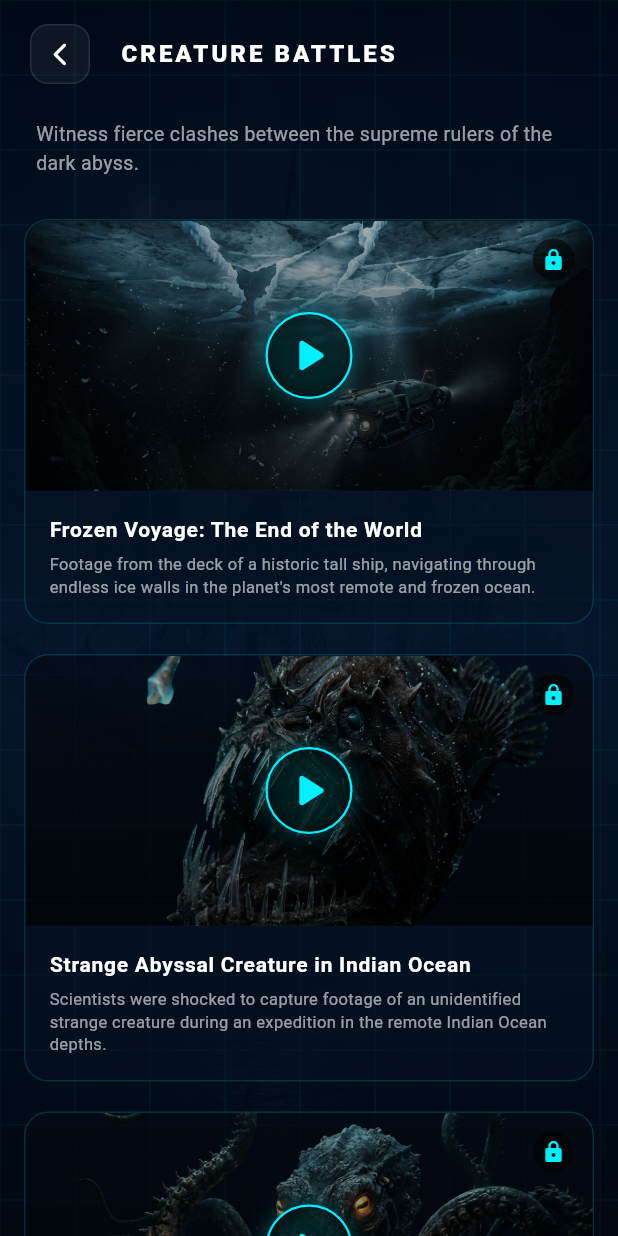
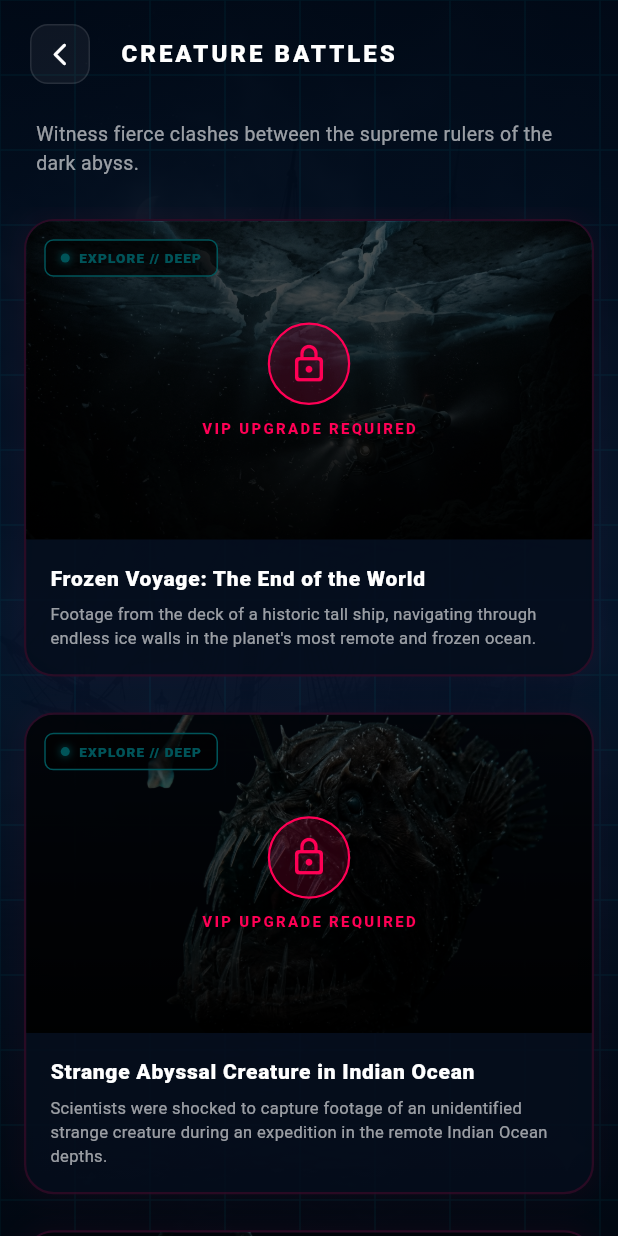
Before and after one commit to daotronghieu2532000/noiso_biensau, a Flutter app: the VideoScreen screen opened directly, on a phone screen of 412 x 824 dp. Run offline on Flutter 3.47's test engine with Material 3 defaults, Android fonts, the phone set to English and light mode, and no system bars; our stand-ins replace audioplayers, in_app_purchase, shared_preferences, video_player; accounts and stored records are empty; network calls fail.

Commit message:
style: Thiết kế lại giao diện danh sách video chiến đấu chuẩn Cyberpunk cao cấp với hiệu ứng radar xung lực và tương tác chạm wow

```diff
--- a/lib/screens/video_screen.dart
+++ b/lib/screens/video_screen.dart
@@ -819,135 +819,18 @@ class _VideoScreenState extends State<VideoScreen> {
                               ),
                             )
                           : ListView.builder(
-                              padding: const EdgeInsets.symmetric(horizontal: 16, vertical: 8),
+                              padding: const EdgeInsets.fromLTRB(16, 8, 16, 24),
                               itemCount: videos.length,
                               itemBuilder: (context, index) {
                                 final video = videos[index];
-                      return Container(
-                        margin: const EdgeInsets.only(bottom: 20),
-                        decoration: BoxDecoration(
-                          borderRadius: BorderRadius.circular(16),
-                          border: Border.all(
-                            color: const Color(0xFF00F0FF).withValues(alpha: 0.15),
-                            width: 1,
-                          ),
-                          color: const Color(0xFF061121).withValues(alpha: 0.5),
-                        ),
-                        child: Column(
-                          crossAxisAlignment: CrossAxisAlignment.start,
-                          children: [
-                            // Video Thumbnail Stack
-                            Stack(
-                              alignment: Alignment.center,
-                              children: [
-                                // Thumbnail Image
-                                ClipRRect(
-                                  borderRadius: const BorderRadius.vertical(top: Radius.circular(15)),
-                                  child: Image.asset(
-                                    video.thumbnailUrl,
-                                    width: double.infinity,
-                                    height: 180,
-                                    fit: BoxFit.cover,
-                                  ),
-                                ),
-                                // Vignette Gradient
-                                Positioned.fill(
-                                  child: Container(
-                                    decoration: BoxDecoration(
-                                      borderRadius: const BorderRadius.vertical(top: Radius.circular(15)),
-                                      gradient: LinearGradient(
-                                        colors: [
-                                          Colors.black.withValues(alpha: 0.3),
-                                          Colors.black.withValues(alpha: 0.7),
-                                        ],
-                                        begin: Alignment.topCenter,
-                                        end: Alignment.bottomCenter,
-                                      ),
-                                    ),
-                                  ),
-                                ),
-
-                                // Lock overlay if not VIP
-                                if (!dataService.hasAnyPremium)
-                                  Positioned(
-                                    top: 12,
-                                    right: 12,
-                                    child: Container(
-                                      padding: const EdgeInsets.all(6),
-                                      decoration: const BoxDecoration(
-                                        shape: BoxShape.circle,
-                                        color: Colors.black54,
-                                      ),
-                                      child: const Icon(
-                                        Icons.lock_rounded,
-                                        color: Color(0xFF00F0FF),
-                                        size: 16,
-                                      ),
-                                    ),
-                                  ),
-
-                                // Play Button Icon Overlay
-                                GestureDetector(
+                                return _VipVideoCard(
+                                  video: video,
+                                  hasPremium: dataService.hasAnyPremium,
+                                  languageCode: strings.languageCode,
                                   onTap: () => _playVideo(video, dataService.hasAnyPremium),
-                                  child: Container(
-                                    width: 58,
-                                    height: 58,
-                                    decoration: BoxDecoration(
-                                      shape: BoxShape.circle,
-                                      color: Colors.black.withValues(alpha: 0.6),
-                                      border: Border.all(
-                                        color: const Color(0xFF00F0FF),
-                                        width: 1.5,
-                                      ),
-                                      boxShadow: [
-                                        BoxShadow(
-                                          color: const Color(0xFF00F0FF).withValues(alpha: 0.3),
-                                          blurRadius: 12,
-                                        ),
-                                      ],
-                                    ),
-                                    child: const Icon(
-                                      Icons.play_arrow_rounded,
-                                      color: Color(0xFF00F0FF),
-                                      size: 38,
-                                    ),
-                                  ),
-                                ),
-                              ],
-                            ),
-
-                            // Video Info
-                            Padding(
-                              padding: const EdgeInsets.all(16.0),
-                              child: Column(
-                                crossAxisAlignment: CrossAxisAlignment.start,
-                                children: [
-                                  Text(
-                                    video.getTitle(strings.languageCode),
-                                    style: const TextStyle(
-                                      color: Colors.white,
-                                      fontSize: 14,
-                                      fontWeight: FontWeight.bold,
-                                      letterSpacing: 0.5,
-                                    ),
-                                  ),
-                                  const SizedBox(height: 6),
-                                  Text(
-                                    video.getDescription(strings.languageCode),
-                                    style: TextStyle(
-                                      color: Colors.white.withValues(alpha: 0.6),
-                                      fontSize: 11,
-                                      height: 1.4,
-                                    ),
-                                  ),
-                                ],
-                              ),
-                            ),
-                          ],
-                        ),
-                      );
-                    },
-                  )),
+                                );
+                              },
+                            )),
                 ),
               ],
             ),
@@ -1167,3 +1050,284 @@ class _VideoPlayerDialogState extends State<_VideoPlayerDialog> {
     );
   }
 }
+
+
+class _VipVideoCard extends StatefulWidget {
+  final BattleVideo video;
+  final bool hasPremium;
+  final String languageCode;
+  final VoidCallback onTap;
+
+  const _VipVideoCard({
+    required this.video,
+    required this.hasPremium,
+    required this.languageCode,
+    required this.onTap,
+  });
+
+  @override
+  State<_VipVideoCard> createState() => _VipVideoCardState();
+}
+
+class _VipVideoCardState extends State<_VipVideoCard> with SingleTickerProviderStateMixin {
+  late AnimationController _pulseController;
+  bool _isPressed = false;
+
+  @override
+  void initState() {
+    super.initState();
+    _pulseController = AnimationController(
+      vsync: this,
+      duration: const Duration(seconds: 2),
+    )..repeat();
+  }
+
+  @override
+  void dispose() {
+    _pulseController.dispose();
+    super.dispose();
+  }
+
+  @override
+  Widget build(BuildContext context) {
+    final isVi = widget.languageCode == 'vi';
+    final title = widget.video.getTitle(widget.languageCode);
+    final desc = widget.video.getDescription(widget.languageCode);
+    final isBattle = title.toLowerCase().contains('vs');
+
+    return GestureDetector(
+      onTapDown: (_) => setState(() => _isPressed = true),
+      onTapUp: (_) {
+        setState(() => _isPressed = false);
+        widget.onTap();
+      },
+      onTapCancel: () => setState(() => _isPressed = false),
+      child: AnimatedScale(
+        scale: _isPressed ? 0.97 : 1.0,
+        duration: const Duration(milliseconds: 150),
+        curve: Curves.easeOut,
+        child: AnimatedContainer(
+          duration: const Duration(milliseconds: 300),
+          margin: const EdgeInsets.only(bottom: 24),
+          decoration: BoxDecoration(
+            borderRadius: BorderRadius.circular(20),
+            border: Border.all(
+              color: widget.hasPremium
+                  ? const Color(0xFF00F0FF).withValues(alpha: _isPressed ? 0.4 : 0.15)
+                  : const Color(0xFFFF0055).withValues(alpha: _isPressed ? 0.4 : 0.15),
+              width: 1.5,
+            ),
+            color: const Color(0xFF030D1B).withValues(alpha: 0.85),
+            boxShadow: [
+              BoxShadow(
+                color: (widget.hasPremium ? const Color(0xFF00F0FF) : const Color(0xFFFF0055))
+                    .withValues(alpha: _isPressed ? 0.15 : 0.05),
+                blurRadius: 15,
+                spreadRadius: 1,
+              ),
+            ],
+          ),
+          child: ClipRRect(
+            borderRadius: BorderRadius.circular(18),
+            child: Column(
+              crossAxisAlignment: CrossAxisAlignment.start,
+              children: [
+                // Thumbnail Stack
+                Stack(
+                  alignment: Alignment.center,
+                  children: [
+                    // Image with dark gradient vignette
+                    AspectRatio(
+                      aspectRatio: 16 / 9,
+                      child: Image.asset(
+                        widget.video.thumbnailUrl,
+                        fit: BoxFit.cover,
+                      ),
+                    ),
+                    // Dark vignette overlay
+                    Positioned.fill(
+                      child: Container(
+                        decoration: BoxDecoration(
+                          gradient: LinearGradient(
+                            colors: [
+                              Colors.transparent,
+                              Colors.black.withValues(alpha: 0.85),
+                            ],
+                            begin: Alignment.topCenter,
+                            end: Alignment.bottomCenter,
+                          ),
+                        ),
+                      ),
+                    ),
+
+                    // Cyber Tag on Top-Left
+                    Positioned(
+                      top: 12,
+                      left: 12,
+                      child: Container(
+                        padding: const EdgeInsets.symmetric(horizontal: 10, vertical: 5),
+                        decoration: BoxDecoration(
+                          borderRadius: BorderRadius.circular(6),
+                          color: Colors.black.withValues(alpha: 0.65),
+                          border: Border.all(
+                            color: isBattle ? const Color(0xFFFF3366) : const Color(0xFF00F0FF),
+                            width: 1,
+                          ),
+                        ),
+                        child: Row(
+                          mainAxisSize: MainAxisSize.min,
+                          children: [
+                            Container(
+                              width: 6,
+                              height: 6,
+                              decoration: BoxDecoration(
+                                shape: BoxShape.circle,
+                                color: isBattle ? const Color(0xFFFF3366) : const Color(0xFF00F0FF),
+                                boxShadow: [
+                                  BoxShadow(
+                                    color: isBattle ? const Color(0xFFFF3366) : const Color(0xFF00F0FF),
+                                    blurRadius: 4,
+                                  ),
+                                ],
+                              ),
+                            ),
+                            const SizedBox(width: 6),
+                            Text(
+                              isBattle
+                                  ? (isVi ? 'ĐỐI ĐẦU // CLASH' : 'BATTLE // CLASH')
+                                  : (isVi ? 'KHÁM PHÁ // DEEP' : 'EXPLORE // DEEP'),
+                              style: TextStyle(
+                                color: isBattle ? const Color(0xFFFF3366) : const Color(0xFF00F0FF),
+                                fontSize: 9,
+                                fontWeight: FontWeight.w900,
+                                letterSpacing: 0.8,
+                              ),
+                            ),
+                          ],
+                        ),
+                      ),
+                    ),
+
+                    // Frosted Lock Screen if VIP locked
+                    if (!widget.hasPremium)
+                      Positioned.fill(
+                        child: Container(
+                          color: Colors.black.withValues(alpha: 0.65),
+                          child: Center(
+                            child: Column(
+                              mainAxisAlignment: MainAxisAlignment.center,
+                              children: [
+                                Container(
+                                  padding: const EdgeInsets.all(12),
+                                  decoration: BoxDecoration(
+                                    shape: BoxShape.circle,
+                                    color: const Color(0xFFFF0055).withValues(alpha: 0.15),
+                                    border: Border.all(color: const Color(0xFFFF0055), width: 1.5),
+                                  ),
+                                  child: const Icon(
+                                    Icons.lock_outline_rounded,
+                                    color: Color(0xFFFF0055),
+                                    size: 28,
+                                  ),
+                                ),
+                                const SizedBox(height: 8),
+                                Text(
+                                  isVi ? 'KÍCH HOẠT VIP ĐỂ XEM' : 'VIP UPGRADE REQUIRED',
+                                  style: const TextStyle(
+                                    color: Color(0xFFFF0055),
+                                    fontSize: 10,
+                                    fontWeight: FontWeight.w900,
+                                    letterSpacing: 1.5,
+                                  ),
+                                ),
+                              ],
+                            ),
+                          ),
+                        ),
+                      ),
+
+                    // Play button overlay if VIP unlocked
+                    if (widget.hasPremium)
+                      AnimatedBuilder(
+                        animation: _pulseController,
+                        builder: (context, child) {
+                          return Stack(
+                            alignment: Alignment.center,
+                            children: [
+                              // Pulsating sonar ring 1
+                              Container(
+                                width: 56 + (_pulseController.value * 20),
+                                height: 56 + (_pulseController.value * 20),
+                                decoration: BoxDecoration(
+                                  shape: BoxShape.circle,
+                                  border: Border.all(
+                                    color: const Color(0xFF00F0FF).withValues(
+                                      alpha: (1.0 - _pulseController.value).clamp(0.0, 1.0),
+                                    ),
+                                    width: 1.5,
+                                  ),
+                                ),
+                              ),
+                              // Play Button
+                              Container(
+                                width: 54,
+                                height: 54,
+                                decoration: BoxDecoration(
+                                  shape: BoxShape.circle,
+                                  color: Colors.black.withValues(alpha: 0.7),
+                                  border: Border.all(color: const Color(0xFF00F0FF), width: 2),
+                                  boxShadow: [
+                                    BoxShadow(
+                                      color: const Color(0xFF00F0FF).withValues(alpha: 0.3),
+                                      blurRadius: 10,
+                                    ),
+                                  ],
+                                ),
+                                child: const Icon(
+                                  Icons.play_arrow_rounded,
+                                  color: Color(0xFF00F0FF),
+                                  size: 34,
+                                ),
+                              ),
+                            ],
+                          );
+                        },
+                      ),
+                  ],
+                ),
+
+                // Info Section
+                Padding(
+                  padding: const EdgeInsets.all(16),
+                  child: Column(
+                    crossAxisAlignment: CrossAxisAlignment.start,
+                    children: [
+                      Text(
+                        title,
+                        style: const TextStyle(
+                          color: Colors.white,
+                          fontSize: 14,
+                          fontWeight: FontWeight.w900,
+                          letterSpacing: 0.5,
+                        ),
+                      ),
+                      const SizedBox(height: 6),
+                      Text(
+                        desc,
+                        style: TextStyle(
+                          color: Colors.white.withValues(alpha: 0.6),
+                          fontSize: 11,
+                          height: 1.45,
+                        ),
+                      ),
+                    ],
+                  ),
+                ),
+              ],
+            ),
+          ),
+        ),
+      ),
+    );
+  }
+}
```
